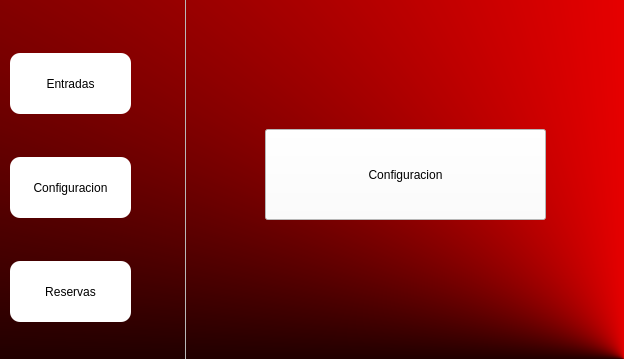
Before: the Qt Designer form Motel/Vista/gui/VentanaPrincipal.ui in juanhoyos06/AppIntouch, drawn with Qt 5.
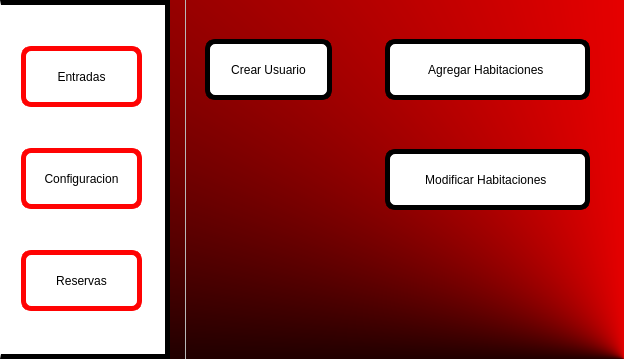
After: the same form once the commit is applied. The open tabs and pages were chosen to show the change.

Commit message: Metodos para modificar y agregar habitaciones

```diff
--- a/Motel/Vista/gui/VentanaPrincipal.ui
+++ b/Motel/Vista/gui/VentanaPrincipal.ui
@@ -117,20 +117,163 @@
      </widget>
     </widget>
     <widget class="QWidget" name="page_configuracion">
-     <widget class="QPushButton" name="pushButton_2">
+     <widget class="QPushButton" name="pbutton_crearUsuario">
+      <property name="enabled">
+       <bool>false</bool>
+      </property>
       <property name="geometry">
        <rect>
-        <x>80</x>
-        <y>130</y>
-        <width>281</width>
-        <height>91</height>
+        <x>20</x>
+        <y>40</y>
+        <width>127</width>
+        <height>61</height>
        </rect>
       </property>
+      <property name="minimumSize">
+       <size>
+        <width>127</width>
+        <height>61</height>
+       </size>
+      </property>
+      <property name="maximumSize">
+       <size>
+        <width>127</width>
+        <height>61</height>
+       </size>
+      </property>
       <property name="styleSheet">
-       <string notr="true">background-color: rgb(255, 255, 255);</string>
+       <string notr="true">
+QPushButton{
+	border-radius: 10px;
+	background-color: rgb(255,255,255);
+	font: 75 14pt &quot;Script MT Bold&quot;;
+	color: rgb(0,0, 0);
+	border: 5px solid;
+	border- color: rgb(0, 0, 0);
+}
+
+QPushButton:hover{
+	border-radius: 10px;
+	background-color: rgb(170, 170, 170);
+	
+	font: 75 14pt &quot;Script MT Bold&quot;;
+	color: rgb(0,0, 0);
+	border: 5px solid;
+	border- color: rgb(0, 0, 0);
+}</string>
       </property>
       <property name="text">
-       <string>Configuracion</string>
+       <string>Crear Usuario</string>
+      </property>
+      <property name="iconSize">
+       <size>
+        <width>112</width>
+        <height>86</height>
+       </size>
+      </property>
+     </widget>
+     <widget class="QPushButton" name="pbutton_configurarHabitaciones">
+      <property name="geometry">
+       <rect>
+        <x>200</x>
+        <y>40</y>
+        <width>205</width>
+        <height>61</height>
+       </rect>
+      </property>
+      <property name="minimumSize">
+       <size>
+        <width>205</width>
+        <height>61</height>
+       </size>
+      </property>
+      <property name="maximumSize">
+       <size>
+        <width>205</width>
+        <height>61</height>
+       </size>
+      </property>
+      <property name="styleSheet">
+       <string notr="true">
+QPushButton{
+	border-radius: 10px;
+	background-color: rgb(255,255,255);
+	font: 75 14pt &quot;Script MT Bold&quot;;
+	color: rgb(0,0, 0);
+	border: 5px solid;
+	border- color: rgb(0, 0, 0);
+}
+
+QPushButton:hover{
+	border-radius: 10px;
+	background-color: rgb(170, 170, 170);
+	
+	font: 75 14pt &quot;Script MT Bold&quot;;
+	color: rgb(0,0, 0);
+	border: 5px solid;
+	border- color: rgb(0, 0, 0);
+}</string>
+      </property>
+      <property name="text">
+       <string>Agregar Habitaciones </string>
+      </property>
+      <property name="iconSize">
+       <size>
+        <width>112</width>
+        <height>86</height>
+       </size>
+      </property>
+     </widget>
+     <widget class="QPushButton" name="pbutton_modificarHabitaciones">
+      <property name="geometry">
+       <rect>
+        <x>200</x>
+        <y>150</y>
+        <width>205</width>
+        <height>61</height>
+       </rect>
+      </property>
+      <property name="minimumSize">
+       <size>
+        <width>205</width>
+        <height>61</height>
+       </size>
+      </property>
+      <property name="maximumSize">
+       <size>
+        <width>205</width>
+        <height>61</height>
+       </size>
+      </property>
+      <property name="styleSheet">
+       <string notr="true">
+QPushButton{
+	border-radius: 10px;
+	background-color: rgb(255,255,255);
+	font: 75 14pt &quot;Script MT Bold&quot;;
+	color: rgb(0,0, 0);
+	border: 5px solid;
+	border- color: rgb(0, 0, 0);
+}
+
+QPushButton:hover{
+	border-radius: 10px;
+	background-color: rgb(170, 170, 170);
+	
+	font: 75 14pt &quot;Script MT Bold&quot;;
+	color: rgb(0,0, 0);
+	border: 5px solid;
+	border- color: rgb(0, 0, 0);
+}</string>
+      </property>
+      <property name="text">
+       <string>Modificar Habitaciones </string>
+      </property>
+      <property name="iconSize">
+       <size>
+        <width>112</width>
+        <height>86</height>
+       </size>
       </property>
      </widget>
     </widget>
@@ -157,8 +300,8 @@
   <widget class="QFrame" name="frame_botonoes">
    <property name="geometry">
     <rect>
-     <x>9</x>
-     <y>9</y>
+     <x>0</x>
+     <y>0</y>
      <width>170</width>
      <height>359</height>
     </rect>
@@ -182,7 +325,11 @@
     <enum>Qt::LeftToRight</enum>
    </property>
    <property name="styleSheet">
-    <string notr="true">background-color: rgba(0, 0, 0,0%);</string>
+    <string notr="true">background-color: rgb(255, 255, 255);
+
+border-right: 5px solid;
+border-top: 5px solid;
+border-bottom: 5px solid;</string>
    </property>
    <property name="frameShape">
     <enum>QFrame::StyledPanel</enum>
@@ -195,7 +342,7 @@
      <number>0</number>
     </property>
     <property name="leftMargin">
-     <number>0</number>
+     <number>20</number>
     </property>
     <property name="topMargin">
      <number>0</number>
@@ -227,7 +374,8 @@
 	background-color: rgb(255,255,255);
 	font: 75 14pt &quot;Script MT Bold&quot;;
 	color: rgb(0,0, 0);
-	border: 10px;
+	border: 5px solid;
+	border-color: rgb(255, 3, 3)
 }
 
 QPushButton:hover{
@@ -271,7 +419,8 @@
 	background-color: rgb(255,255,255);
 	font: 75 14pt &quot;Script MT Bold&quot;;
 	color: rgb(0,0, 0);
-	border: 10px;
+	border: 5px solid;
+	border-color: rgb(255, 3, 3);
 }
 
 QPushButton:hover{
@@ -315,7 +464,8 @@
 	background-color: rgb(255,255,255);
 	font: 75 14pt &quot;Script MT Bold&quot;;
 	color: rgb(0,0, 0);
-	border: 10px;
+	border: 5px solid;
+	border-color: rgb(255, 3, 3);
 }
 
 QPushButton:hover{
```
Left out of the diff: 17 changed lines with no effect on the pictures. The commit also changes 5 other files.
